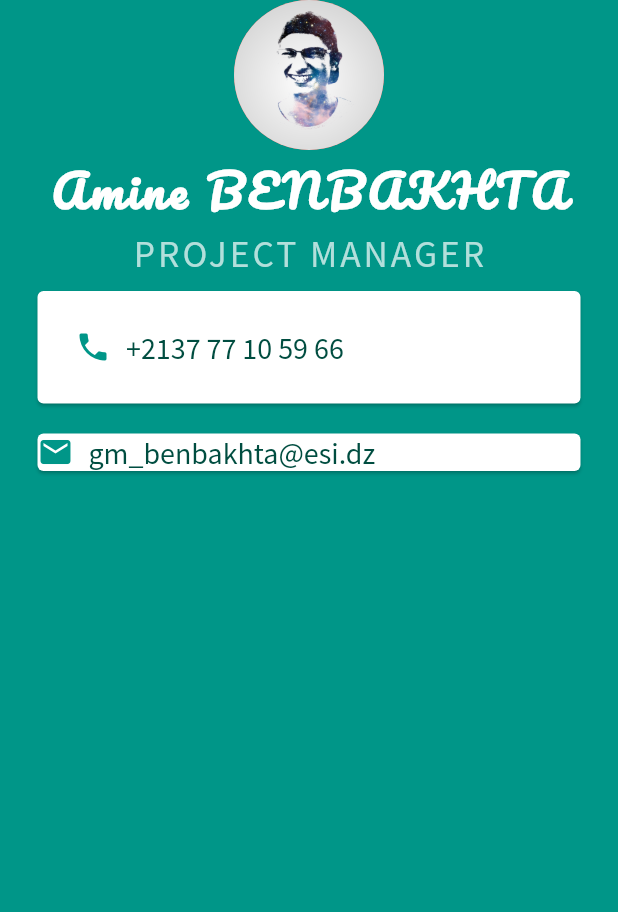
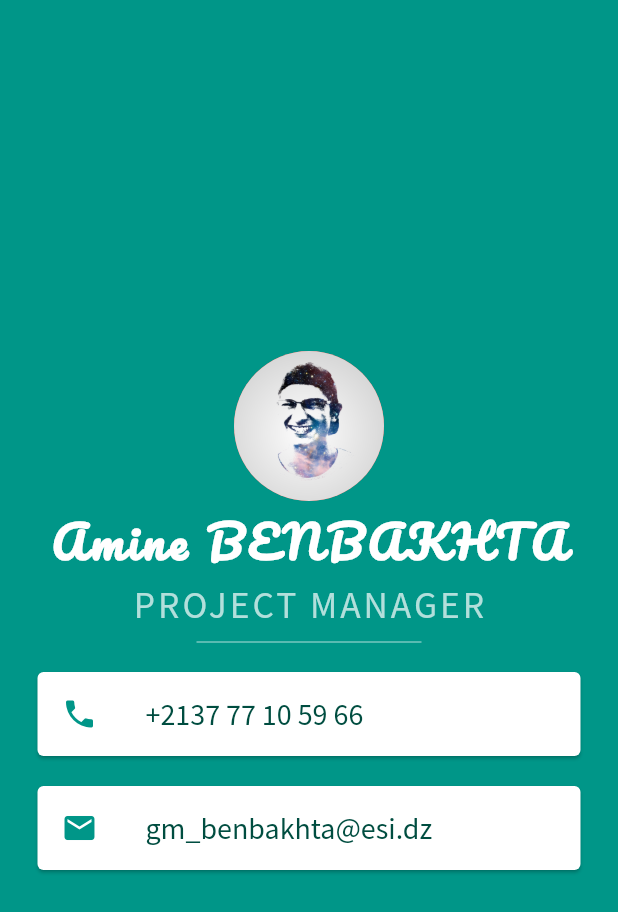
Before and after one commit to aminebma/Flutter_Bootcamp, a Flutter app: the screen it shows after launch, on a phone screen of 412 x 824 dp. Shown: the top 912 px of the screen. Run offline on Flutter 3.47's test engine with Material 2 defaults, Android fonts, the light colour scheme and no system bars.

Commit message:
Using ListTiles on card

```diff
--- a/lib/main.dart
+++ b/lib/main.dart
@@ -1,3 +1,4 @@
+import 'package:flutter/cupertino.dart';
 import 'package:flutter/material.dart';
 
 void main() => runApp(MyApp());
@@ -82,6 +83,7 @@ class MyApp extends StatelessWidget {
 //            ],
 //          ),
           child: Column(
+            mainAxisAlignment: MainAxisAlignment.center,
             children: <Widget>[
               CircleAvatar(
                 radius: 50.0,
@@ -107,53 +109,47 @@ class MyApp extends StatelessWidget {
                   letterSpacing: 2.0,
                 ),
               ),
+              SizedBox(
+                height: 20.0,
+                width: 150.0,
+                child: Divider(
+                  color: Colors.teal[100],
+                ),
+              ),
               Card(
                 color: Colors.white,
                 margin: EdgeInsets.symmetric(vertical: 10.0, horizontal: 25.0),
-                child: Padding(
-                  padding: const EdgeInsets.all(25.0),
-                  child: Row(
-                    children: <Widget>[
-                      Icon(
+                child: ListTile(
+                  leading: Icon(
                     Icons.phone,
                     color: Colors.teal,
                   ),
-                      SizedBox(
-                        width: 10.0,
-                      ),
-                      Text(
+                  title: Text(
                     '+2137 77 10 59 66',
                     style: TextStyle(
                       color: Colors.teal.shade900,
                       fontFamily: 'Source Sans Pro',
                       fontSize: 20.0,
                     ),
-                      )
-                    ],
                   ),
                 ),
               ),
               Card(
                 color: Colors.white,
                 margin: EdgeInsets.symmetric(vertical: 10.0, horizontal: 25.0),
-                child: Row(
-                  children: <Widget>[
-                    Icon(
+                child: ListTile(
+                  leading: Icon(
                     Icons.mail,
                     color: Colors.teal,
                   ),
-                    SizedBox(
-                      width: 10.0,
-                    ),
-                    Text(
+                  title: Text(
                     'gm_benbakhta@esi.dz',
                     style: TextStyle(
                       color: Colors.teal.shade900,
                       fontFamily: 'Source Sans Pro',
                       fontSize: 20.0,
                     ),
-                    )
-                  ],
+                  ),
                 ),
               ),
             ],
```
Lines whose indentation alone changed are shown as unchanged.
